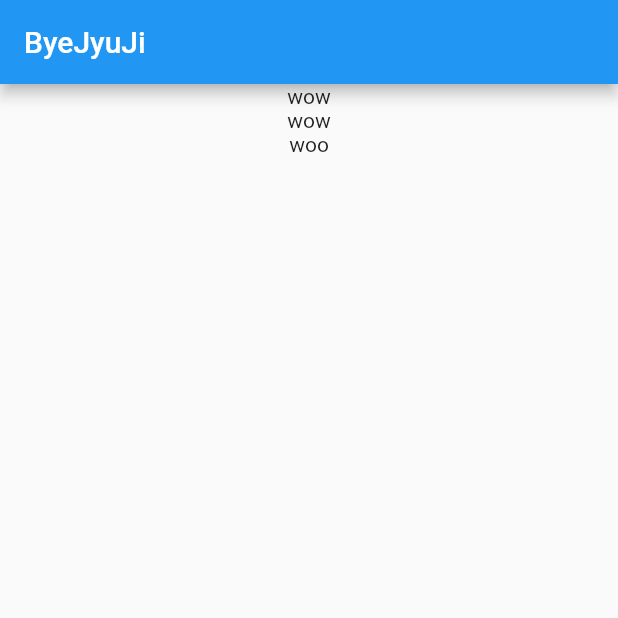
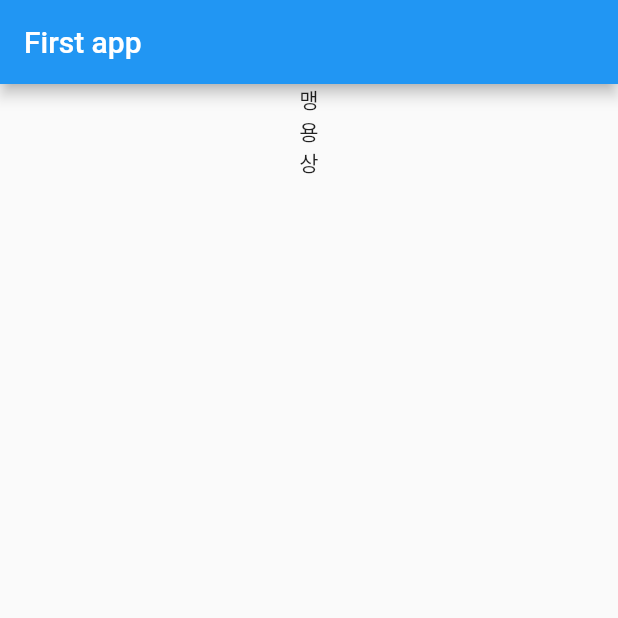
Before and after one commit to symaeng98/Flutter, a Flutter app: the screen it shows after launch, on a phone screen of 412 x 824 dp, the top half of it. Run offline on Flutter 3.47's test engine with Material 2 defaults, Android fonts, the phone set to English and light mode, and no system bars.

Commit message:
first app

```diff
--- a/ProjectBJJ/myapp/lib/main.dart
+++ b/ProjectBJJ/myapp/lib/main.dart
@@ -5,7 +5,6 @@ void main() => runApp(MyApp());
 class MyApp extends StatelessWidget {
   @override
   Widget build(BuildContext context) {
-    //모든 custom widget은 또 다른 widget을 build하는 함수 가지고 있음
     return MaterialApp(
       title: 'ByeJyuJi',
       theme: ThemeData(primarySwatch: Colors.blue),
@@ -18,20 +17,12 @@ class MyHomePage extends StatelessWidget {
   @override
   Widget build(BuildContext context) {
     return Scaffold(
-      //Scaffold : '뭔가를 해낼 수 있도록 발판을 만들어 주다' 라는 뜻, 빈 도화지 역할(중요)
       appBar: AppBar(
-        title: Text(
-            'ByeJyuJi'), //AppBar에서는 Text 왜 불러옴? => MaterialApp에서는 ㄹㅇ 그 자체로 title인거고 AppBar에서는 말 그대로 앱 화면에서 보여지는 title
+        title: Text('First app'),
       ),
       body: Center(
-        //body: => Scaffold에서 가장 중요
         child: Column(
-          children: <Widget>[
-            //[]는 List니까 안에 세로로 정렬될 것들을 입력
-            Text('wow'), //코드에 문제 없는데 빨간줄 뜨면 ',' 넣었는 지 확인
-            Text('wow'),
-            Text('woo')
-          ],
+          children: <Widget>[Text('맹'), Text('용'), Text('상')],
         ),
       ),
     );
```
Also changed, not shown: 1 other file.
